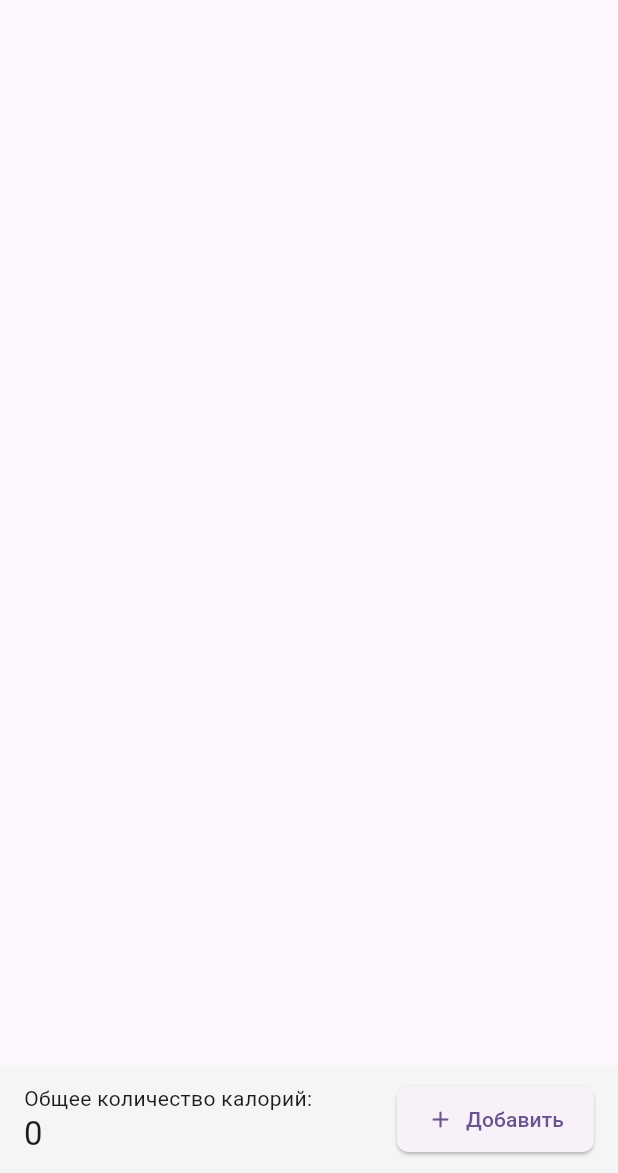
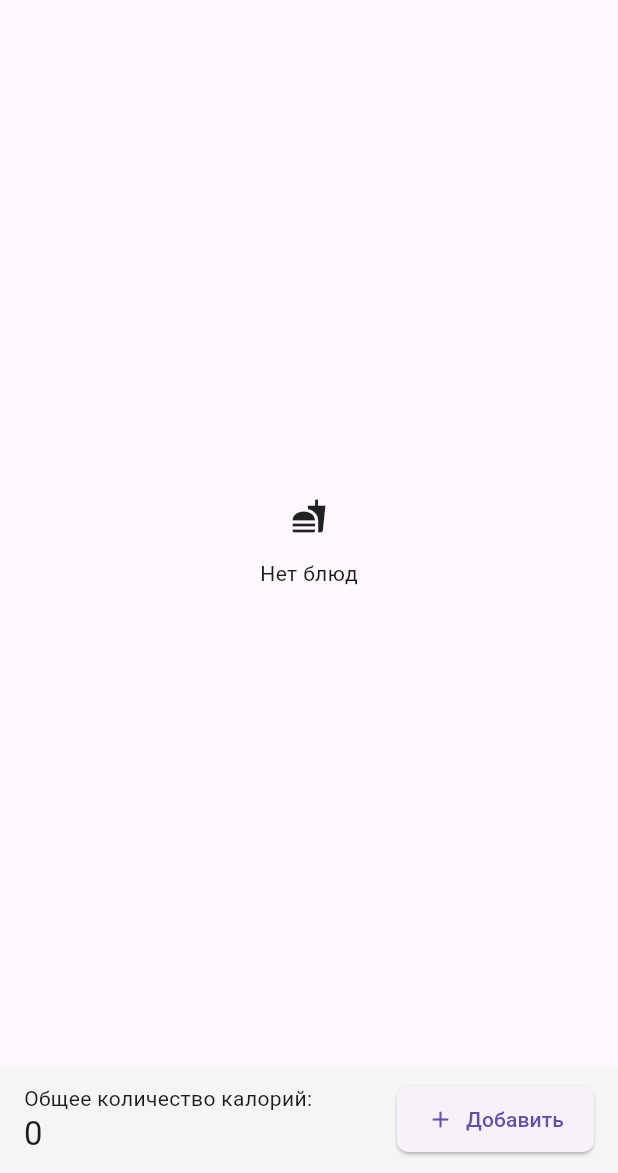
Before and after one commit to mariurmm/calorie_counter, a Flutter app: the screen it shows after launch, after a tap on "Добавить", on a phone screen of 412 x 824 dp, the part 63-1236 px from its top. Run offline on Flutter 3.47's test engine with Material 3 defaults, Android fonts, the phone set to English and light mode, and no system bars; our stand-ins replace flutter_bloc, image_picker.

Commit message:
some changes in structure

```diff
--- a/lib/features/calorie_counter/models/app_image.dart
+++ /dev/null
@@ -1,6 +0,0 @@
-class AppImageModel {
-  final String id;
-  final String url;
-
-  AppImageModel({required this.id, required this.url});
-}
--- a/lib/features/calorie_counter/models/meal.dart
+++ b/lib/features/calorie_counter/models/meal.dart
@@ -1,11 +1,5 @@
-import 'app_image.dart';
-
 class Meal {
-  final AppImageModel? image;
+  final String? imagePath;
   final int calories;
-
-  Meal({
-    this.image,
-    required this.calories,
-  });
+  const Meal({this.imagePath, required this.calories});
 }
--- a/lib/features/calorie_counter/presentation/bloc/calorie_bloc.dart
+++ b/lib/features/calorie_counter/presentation/bloc/calorie_bloc.dart
@@ -1,20 +1,50 @@
+import 'dart:async';
+import 'dart:math';
+import 'package:calorie_counter/features/calorie_counter/models/meal.dart';
 import 'package:flutter_bloc/flutter_bloc.dart';
 
-import '../../models/meal.dart';
-import 'calorie_event.dart';
-import 'calorie_state.dart';
+abstract class CalorieEvent {
+
+}
+
+class AddMealEvent extends CalorieEvent {
+  final String? path;
+  AddMealEvent(this.path);
+}
+
+class RemoveMealEvent extends CalorieEvent {
+   final int index;
+   RemoveMealEvent(this.index);
+   }
+
+abstract class CalorieState {
+  final List<Meal> meals;
+  const CalorieState(this.meals);
+}
+
+class CalorieInitialState extends CalorieState {
+  CalorieInitialState() : super([]);
+}
+
+class CalorieLoadedState extends CalorieState {
+  CalorieLoadedState(super.meals);
+}
 
 class CalorieBloc extends Bloc<CalorieEvent, CalorieState> {
-  CalorieBloc() : super(const CalorieInitial()) {
-    on<AddMeal>((event, emit) {
-      final updatedMeals = List<Meal>.from(state.meals)..add(event.meal);
-      emit(CalorieInitial()..meals);
-    });
+  final Random _r = Random();
+  CalorieBloc() : super(CalorieInitialState()) {
+    on<AddMealEvent>(_add);
+    on<RemoveMealEvent>(_remove);
+  }
 
-    on<RemoveMeal>((event, emit) {
-      final updatedMeals =
-          state.meals.where((m) => m != event.meal).toList();
-      emit(CalorieInitial()..meals);
-    });
+  FutureOr<void> _add(AddMealEvent e, Emitter<CalorieState> emit) {
+    final meal = Meal(imagePath: e.path, calories: 100 + _r.nextInt(401));
+    final meals = List<Meal>.from(state.meals)..add(meal);
+    emit(CalorieLoadedState(meals));
+  }
+
+  FutureOr<void> _remove(RemoveMealEvent e, Emitter<CalorieState> emit) {
+    final meals = List<Meal>.from(state.meals)..removeAt(e.index);
+    emit(CalorieLoadedState(meals));
   }
 }
--- a/lib/features/calorie_counter/presentation/bloc/calorie_event.dart
+++ /dev/null
@@ -1,13 +0,0 @@
-import '../../models/meal.dart';
-
-abstract class CalorieEvent {}
-
-class AddMeal extends CalorieEvent {
-  final Meal meal;
-  AddMeal(this.meal);
-}
-
-class RemoveMeal extends CalorieEvent {
-  final Meal meal;
-  RemoveMeal(this.meal);
-}
--- a/lib/features/calorie_counter/presentation/bloc/calorie_state.dart
+++ /dev/null
@@ -1,10 +0,0 @@
-import '../../models/meal.dart';
-
-abstract class CalorieState {
-  final List<Meal> meals;
-  const CalorieState(this.meals);
-}
-
-class CalorieInitial extends CalorieState {
-  const CalorieInitial() : super(const []);
-}
--- a/lib/features/calorie_counter/presentation/ui/calorie_screen.dart
+++ b/lib/features/calorie_counter/presentation/ui/calorie_screen.dart
@@ -1,14 +1,31 @@
+import 'dart:io';
 import 'package:flutter/material.dart';
 import 'package:flutter_bloc/flutter_bloc.dart';
+import 'package:image_picker/image_picker.dart';
 
 import '../../models/meal.dart';
 import '../bloc/calorie_bloc.dart';
-import '../bloc/calorie_event.dart';
-import '../bloc/calorie_state.dart';
+import 'widgets/add_meal_dialog.dart';
 import 'widgets/meal_grid.dart';
 
 class CalorieScreen extends StatelessWidget {
   const CalorieScreen({super.key});
+
+  Future<void> _addMeal(BuildContext context) async {
+    final file = await ImagePicker().pickImage(source: ImageSource.gallery);
+    if (file == null) return;
+
+    if (!context.mounted) return;
+
+    final path = await showDialog<String>(
+      context: context,
+      builder: (c) => AddMealDialog(imagePath: file.path),
+    );
+
+    if (path != null && context.mounted) {
+      context.read<CalorieBloc>().add(AddMealEvent(path));
+    }
+  }
 
   @override
   Widget build(BuildContext context) {
@@ -56,16 +73,7 @@ class CalorieScreen extends StatelessWidget {
               ),
 
               ElevatedButton.icon(
-                onPressed: () {
-                  context.read<CalorieBloc>().add(
-                    AddMeal(
-                      Meal(
-                        url: null, // пока заглушка
-                        calories: 100,
-                      ),
-                    ),
-                  );
-                },
+                onPressed: () => _addMeal(context),
                 icon: const Icon(Icons.add),
                 label: const Text("Добавить"),
                 style: ElevatedButton.styleFrom(
--- a/lib/features/calorie_counter/presentation/ui/widgets/meal_grid.dart
+++ b/lib/features/calorie_counter/presentation/ui/widgets/meal_grid.dart
@@ -1,10 +1,7 @@
+import 'package:calorie_counter/features/calorie_counter/presentation/bloc/calorie_bloc.dart';
 import 'package:flutter/material.dart';
 import 'package:flutter_bloc/flutter_bloc.dart';
-
-import '../../bloc/calorie_bloc.dart';
-import '../../bloc/calorie_state.dart';
 import 'meal_card.dart';
-
 
 class MealGrid extends StatelessWidget {
   const MealGrid({super.key});
@@ -12,20 +9,27 @@ class MealGrid extends StatelessWidget {
   @override
   Widget build(BuildContext context) {
     return BlocBuilder<CalorieBloc, CalorieState>(
-      builder: (context, state) {
+      builder: (c, s) {
+        if (s.meals.isEmpty) return const Center(child: Column(
+          mainAxisAlignment: MainAxisAlignment.center,
+          children: [
+            Icon(Icons.fastfood),
+            SizedBox(height: 16),
+            Text('Нет блюд')],
+        ));
         return GridView.builder(
-          itemCount: state.meals.length,
+          itemCount: s.meals.length,
           gridDelegate: const SliverGridDelegateWithFixedCrossAxisCount(
             crossAxisCount: 2,
             crossAxisSpacing: 12,
             mainAxisSpacing: 12,
             childAspectRatio: 0.9,
           ),
-          itemBuilder: (context, index) {
-            final meal = state.meals[index];
-
-            return MealCard(imagePath: meal.imagePath, calories: meal.calories);
-          },
+          itemBuilder: (c, i) => MealCard(
+            imagePath: s?.meals[i].imagePath,
+            calories: s.meals[i].calories,
+            onDelete: () => context.read<CalorieBloc>().add(RemoveMealEvent(i)),
+          ),
         );
       },
     );
--- a/lib/main.dart
+++ b/lib/main.dart
@@ -1,22 +1,19 @@
 import 'package:flutter/material.dart';
+import 'package:flutter_bloc/flutter_bloc.dart';
 import 'features/calorie_counter/presentation/ui/calorie_screen.dart';
+import 'features/calorie_counter/presentation/bloc/calorie_bloc.dart';
 
-void main() {
-  runApp(const MyApp());
-}
+void main() => runApp(const MyApp());
 
 class MyApp extends StatelessWidget {
   const MyApp({super.key});
-
-  @override
-  Widget build(BuildContext context) {
+  @override Widget build(BuildContext context) {
     return MaterialApp(
-      title: 'Calorie Counter',
-      theme: ThemeData(
-        colorScheme: ColorScheme.fromSeed(seedColor: Colors.deepPurple),
-        useMaterial3: true,
+      title: 'Счётчик калорий',
+      home: BlocProvider(
+        create: (_) => CalorieBloc(),
+        child: const CalorieScreen(),
       ),
-      home: const CalorieScreen(),
     );
   }
 }
```
Also changed, not shown: lib/features/calorie_counter/data/image_repository.dart (deleted, +0 -30 lines), lib/features/calorie_counter/presentation/ui/widgets/add_meal_dialog.dart (added, +34 -0 lines), lib/features/calorie_counter/presentation/ui/widgets/meal_card.dart (+23 -38 lines), lib/features/calorie_counter/presentation/bloc/calorie_view_model.dart (deleted).
